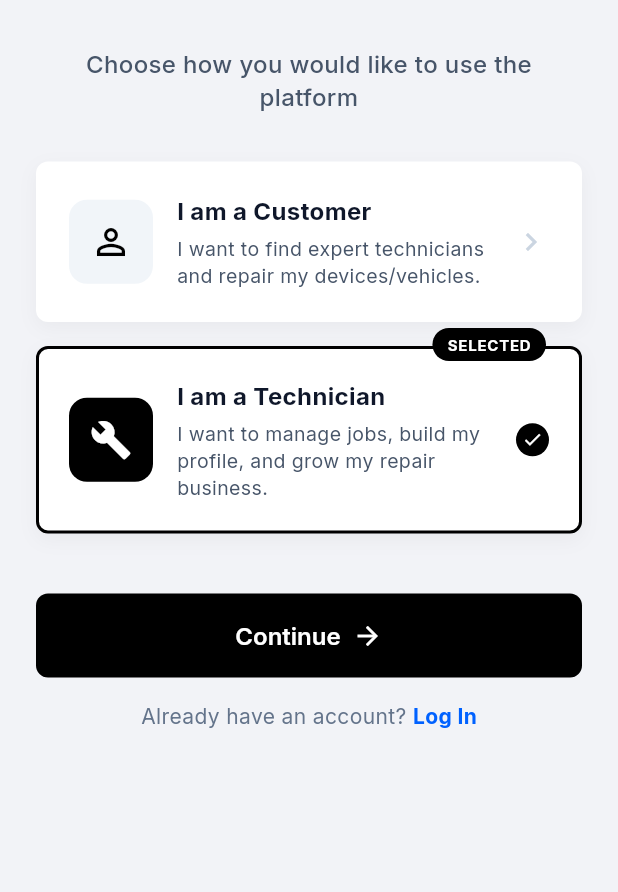
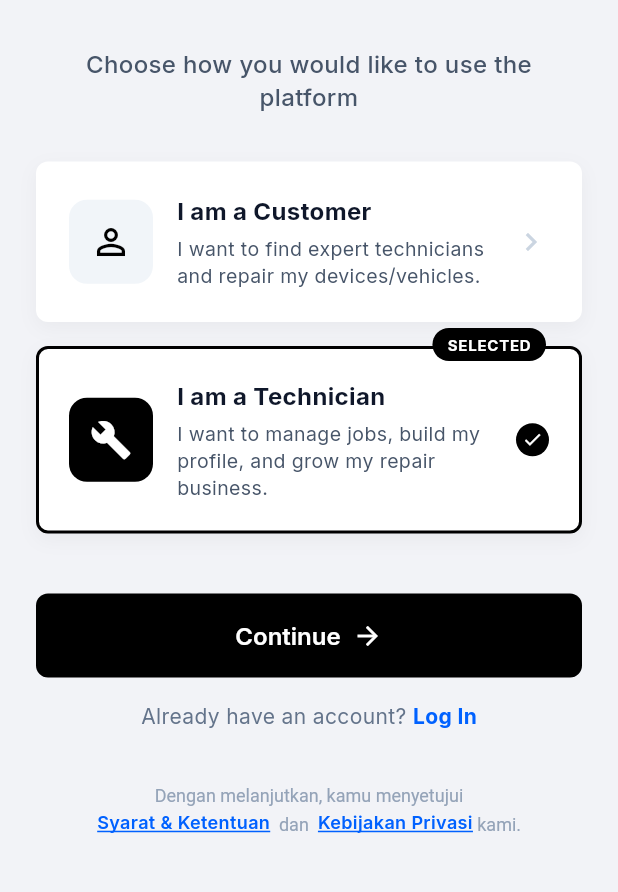
Before and after one commit to fawwaz2828/electrovice, a Flutter app: the screen it shows after launch, after a tap on "I am a Technician", on a phone screen of 412 x 824 dp, the part 194-1086 px from its top. Run offline on Flutter 3.47's test engine with Material 3 defaults, Android fonts, the phone set to English and light mode, and no system bars; our stand-ins replace cloud_firestore, firebase_auth, firebase_core, firebase_messaging, firebase_storage, flutter_native_splash and 6 more; missing offline and left inert: geoflutterfire_plus, mapbox_maps_flutter; accounts and stored records are empty; statements that could not run were skipped.

Commit message:
Feat: splash screen, force update, notification fix, call buttons, privacy policy

```diff
--- a/lib/config/routes.dart
+++ b/lib/config/routes.dart
@@ -1,4 +1,5 @@
 import 'package:get/get.dart';
+import '../modules/splash/splash_page.dart';
 import '../modules/auth/login_page.dart';
 import '../modules/auth/register_page.dart';
 import '../modules/profile/profile_page.dart';
@@ -47,6 +48,7 @@ import '../admin/admin_home_page.dart';
 import '../admin/admin_verification_page.dart';
 
 class AppRoutes {
+  static const String splash = '/splash';
   static const String login = '/login';
   static const String register = '/register';
   static const String profilePage = '/profile';
@@ -87,6 +89,10 @@ class AppRoutes {
   static const adminVerification = '/admin-verification';
 
   static final routes = [
+    GetPage(
+      name: splash,
+      page: () => const SplashPage(),
+    ),
     GetPage(
       name: login,
       page: () => const LoginPage(),
--- a/lib/main.dart
+++ b/lib/main.dart
@@ -43,7 +43,7 @@ class MyApp extends StatelessWidget {
       title: 'Electrovice',
       debugShowCheckedModeBanner: false,
       theme: AppTheme.lightTheme,
-      initialRoute: AppRoutes.register,
+      initialRoute: AppRoutes.splash,
       getPages: AppRoutes.routes,
       defaultTransition: Transition.noTransition,
     );
--- a/lib/modules/auth/register_page.dart
+++ b/lib/modules/auth/register_page.dart
@@ -1,5 +1,6 @@
 import 'package:flutter/material.dart';
 import 'package:get/get.dart';
+import 'package:url_launcher/url_launcher.dart';
 import '../../config/theme.dart';
 import '../../config/routes.dart';
 
@@ -88,7 +89,63 @@ class _RegisterPageState extends State<RegisterPage> {
                   ),
                 ],
               ),
-              const SizedBox(height: 48),
+              const SizedBox(height: 32),
+              // ── Privacy Policy & Terms ─────────────────────────
+              Padding(
+                padding: const EdgeInsets.symmetric(horizontal: 8),
+                child: RichText(
+                  textAlign: TextAlign.center,
+                  text: TextSpan(
+                    style: const TextStyle(
+                      fontSize: 12,
+                      color: Color(0xFF94A3B8),
+                      height: 1.6,
+                    ),
+                    children: [
+                      const TextSpan(text: 'Dengan melanjutkan, kamu menyetujui\n'),
+                      WidgetSpan(
+                        child: GestureDetector(
+                          onTap: () => launchUrl(
+                            Uri.parse('https://electrovice.vercel.app/terms'),
+                            mode: LaunchMode.externalApplication,
+                          ),
+                          child: const Text(
+                            'Syarat & Ketentuan',
+                            style: TextStyle(
+                              fontSize: 12,
+                              color: Color(0xFF0061FF),
+                              fontWeight: FontWeight.w600,
+                              decoration: TextDecoration.underline,
+                              decorationColor: Color(0xFF0061FF),
+                            ),
+                          ),
+                        ),
+                      ),
+                      const TextSpan(text: '  dan  '),
+                      WidgetSpan(
+                        child: GestureDetector(
+                          onTap: () => launchUrl(
+                            Uri.parse('https://electrovice.vercel.app/privacy-policy'),
+                            mode: LaunchMode.externalApplication,
+                          ),
+                          child: const Text(
+                            'Kebijakan Privasi',
+                            style: TextStyle(
+                              fontSize: 12,
+                              color: Color(0xFF0061FF),
+                              fontWeight: FontWeight.w600,
+                              decoration: TextDecoration.underline,
+                              decorationColor: Color(0xFF0061FF),
+                            ),
+                          ),
+                        ),
+                      ),
+                      const TextSpan(text: ' kami.'),
+                    ],
+                  ),
+                ),
+              ),
+              const SizedBox(height: 40),
             ],
           ),
         ),
--- a/lib/modules/notification/notification_controller.dart
+++ b/lib/modules/notification/notification_controller.dart
@@ -13,9 +13,25 @@ class NotificationController extends GetxController {
   final RxList<NotificationItem> notifications = <NotificationItem>[].obs;
   final RxBool isLoading = true.obs;
 
+  /// Role user yang sedang login — dipakai untuk routing & filtering
+  String userRole = 'customer';
+
   StreamSubscription? _countSub;
   StreamSubscription? _listSub;
   String? _userId;
+
+  // Tipe notif yang relevan per role
+  static const _technicianTypes = {
+    NotifType.newOrder,
+    NotifType.orderCancelled,
+    NotifType.paymentConfirmed,
+  };
+  static const _customerTypes = {
+    NotifType.orderAccepted,
+    NotifType.orderDeclined,
+    NotifType.onProgress,
+    NotifType.awaitingPayment,
+  };
 
   @override
   void onInit() {
@@ -40,14 +56,33 @@ class NotificationController extends GetxController {
     if (uid == null) return;
     _userId = uid;
 
+    // Ambil role user sekali saja
+    userRole = await _authService.getUserRole(uid) ?? 'customer';
+
+    final relevantTypes = userRole == 'technician'
+        ? _technicianTypes
+        : _customerTypes;
+
     _countSub = _notifService.streamUnreadCount(uid).listen(
-      (count) => unreadCount.value = count,
+      (count) {
+        // Hitung ulang hanya dari notif yang relevan
+        final unread = notifications
+            .where((n) => !n.isRead && relevantTypes.contains(n.type))
+            .length;
+        unreadCount.value = unread;
+      },
       onError: (e) => debugPrint('NotificationController count error: $e'),
     );
 
     _listSub = _notifService.streamAll(uid).listen(
       (list) {
-        notifications.assignAll(list);
+        // Filter: hanya tampilkan notif yang sesuai role
+        final filtered = list
+            .where((n) => relevantTypes.contains(n.type))
+            .toList();
+        notifications.assignAll(filtered);
+        // Sync unread count
+        unreadCount.value = filtered.where((n) => !n.isRead).length;
         isLoading.value = false;
       },
       onError: (e) {
--- /dev/null
+++ b/lib/modules/splash/splash_page.dart
@@ -0,0 +1,181 @@
+import 'package:cloud_firestore/cloud_firestore.dart';
+import 'package:flutter/material.dart';
+import 'package:get/get.dart';
+import 'package:package_info_plus/package_info_plus.dart';
+import 'package:url_launcher/url_launcher.dart';
+import '../../config/routes.dart';
+
+class SplashPage extends StatefulWidget {
+  const SplashPage({super.key});
+
+  @override
+  State<SplashPage> createState() => _SplashPageState();
+}
+
+class _SplashPageState extends State<SplashPage>
+    with SingleTickerProviderStateMixin {
+  late AnimationController _ctrl;
+  late Animation<double> _fade;
+
+  @override
+  void initState() {
+    super.initState();
+
+    _ctrl = AnimationController(
+      vsync: this,
+      duration: const Duration(milliseconds: 900),
+    );
+    _fade = CurvedAnimation(parent: _ctrl, curve: Curves.easeIn);
+    _ctrl.forward();
+
+    _checkVersionThenNavigate();
+  }
+
+  Future<void> _checkVersionThenNavigate() async {
+    // Tunggu animasi fade-in selesai dulu
+    await Future.delayed(const Duration(milliseconds: 2400));
+    if (!mounted) return;
+
+    try {
+      final info = await PackageInfo.fromPlatform();
+      final currentVersion = info.version; // e.g. "1.0.0"
+
+      final doc = await FirebaseFirestore.instance
+          .collection('app_config')
+          .doc('version')
+          .get();
+
+      if (doc.exists) {
+        final latestVersion = doc.data()?['latest_version'] as String? ?? '';
+        final downloadUrl = doc.data()?['download_url'] as String? ?? '';
+        final forceUpdate = doc.data()?['force_update'] as bool? ?? false;
+
+        if (forceUpdate && latestVersion.isNotEmpty &&
+            latestVersion != currentVersion) {
+          if (mounted) _showUpdateDialog(latestVersion, downloadUrl);
+          return;
+        }
+      }
+    } catch (_) {
+      // Gagal cek versi (offline dll) → lanjut normal
+    }
+
+    if (mounted) Get.offAllNamed(AppRoutes.register);
+  }
+
+  void _showUpdateDialog(String latestVersion, String downloadUrl) {
+    showDialog(
+      context: context,
+      barrierDismissible: false, // tidak bisa di-skip
+      builder: (_) => PopScope(
+        canPop: false,
+        child: AlertDialog(
+          shape: RoundedRectangleBorder(borderRadius: BorderRadius.circular(20)),
+          contentPadding: const EdgeInsets.fromLTRB(24, 28, 24, 20),
+          content: Column(
+            mainAxisSize: MainAxisSize.min,
+            children: [
+              Container(
+                width: 64,
+                height: 64,
+                decoration: BoxDecoration(
+                  color: const Color(0xFFEEF2FF),
+                  borderRadius: BorderRadius.circular(16),
+                ),
+                child: const Icon(
+                  Icons.system_update_rounded,
+                  color: Color(0xFF3254FF),
+                  size: 32,
+                ),
+              ),
+              const SizedBox(height: 20),
+              const Text(
+                'Update Tersedia',
+                style: TextStyle(fontSize: 18, fontWeight: FontWeight.w800),
+              ),
+              const SizedBox(height: 8),
+              Text(
+                'Versi $latestVersion sudah tersedia.\nPerbarui aplikasi untuk melanjutkan.',
+                textAlign: TextAlign.center,
+                style: const TextStyle(
+                  fontSize: 13,
+                  color: Color(0xFF64748B),
+                  height: 1.5,
+                ),
+              ),
+              const SizedBox(height: 24),
+              SizedBox(
+                width: double.infinity,
+                child: ElevatedButton(
+                  onPressed: downloadUrl.isNotEmpty
+                      ? () => launchUrl(
+                            Uri.parse(downloadUrl),
+                            mode: LaunchMode.externalApplication,
+                          )
+                      : null,
+                  style: ElevatedButton.styleFrom(
+                    backgroundColor: const Color(0xFF3254FF),
+                    foregroundColor: Colors.white,
+                    padding: const EdgeInsets.symmetric(vertical: 14),
+                    shape: RoundedRectangleBorder(
+                      borderRadius: BorderRadius.circular(12),
+                    ),
+                    elevation: 0,
+                  ),
+                  child: const Text(
+                    'Download Sekarang',
+                    style: TextStyle(fontSize: 15, fontWeight: FontWeight.w700),
+                  ),
+                ),
+              ),
+            ],
+          ),
+        ),
+      ),
+    );
+  }
+
+  @override
+  void dispose() {
+    _ctrl.dispose();
+    super.dispose();
+  }
+
+  @override
+  Widget build(BuildContext context) {
+    return Scaffold(
+      backgroundColor: Colors.white,
+      body: FadeTransition(
+        opacity: _fade,
+        child: Column(
+          mainAxisAlignment: MainAxisAlignment.center,
+          children: [
+            const Spacer(),
+            // ── Logo ──────────────────────────────────────────────
+            Center(
+              child: Image.asset(
+                'assets/images/ELECTROVICE_LOGO_HD.png',
+                width: MediaQuery.of(context).size.width * 0.50,
+                fit: BoxFit.contain,
+              ),
+            ),
+            const Spacer(),
+            // ── Version ───────────────────────────────────────────
+            Padding(
+              padding: const EdgeInsets.only(bottom: 40),
+              child: Text(
+                'version 3.0.0 beta',
+                style: TextStyle(
+                  fontSize: 13,
+                  fontWeight: FontWeight.w500,
+                  color: Colors.black.withValues(alpha: 0.35),
+                  letterSpacing: 0.5,
+                ),
+              ),
+            ),
+          ],
+        ),
+      ),
+    );
+  }
+}
```
Also changed, not shown: lib/modules/notification/notification_page.dart (+8 -11 lines), lib/services/fcm_handler.dart (+13 -15 lines), pubspec.yaml (+7 -11 lines), assets/images/splash_electrovice.png (added), pubspec.lock, 48 other files.
